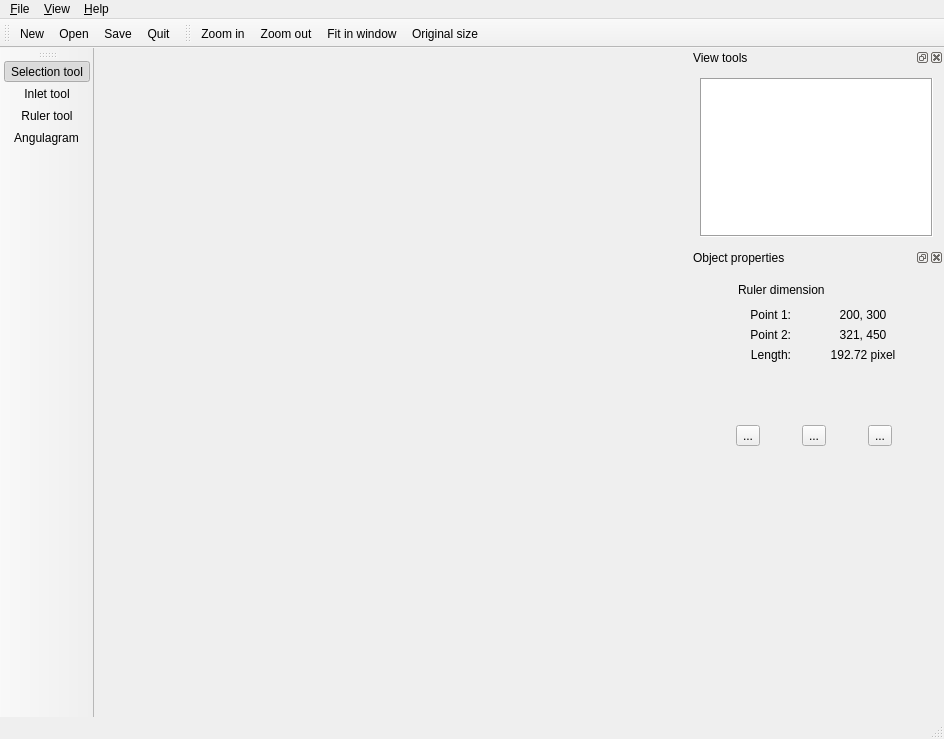
Above: topino/ui/mainwindow.ui from XXY1227/topino before the change. Below: the same form after it.
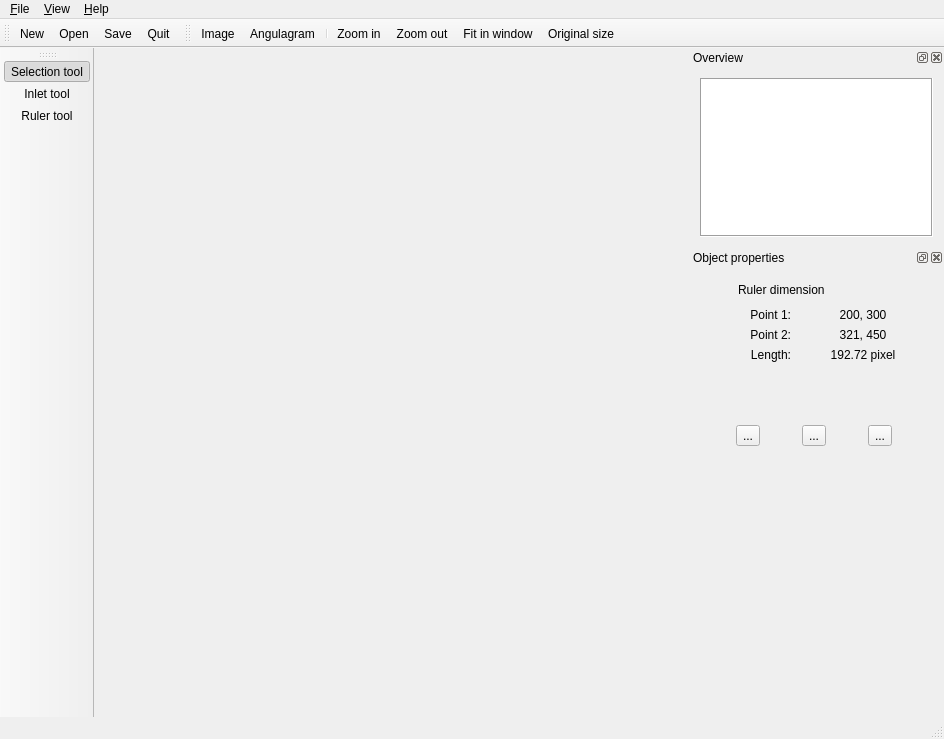
That is the form after the change. Icons and pictures are not drawn.

Patch:
```diff
--- a/topino/ui/mainwindow.ui
+++ b/topino/ui/mainwindow.ui
@@ -101,7 +101,6 @@
    <addaction name="action_selection_tool"/>
    <addaction name="action_inlet_tool"/>
    <addaction name="action_ruler_tool"/>
-   <addaction name="action_angulagram"/>
   </widget>
   <widget class="QToolBar" name="zoomBar">
    <property name="windowTitle">
@@ -113,6 +112,9 @@
    <attribute name="toolBarBreak">
     <bool>false</bool>
    </attribute>
+   <addaction name="action_inputimage"/>
+   <addaction name="action_angulagram"/>
+   <addaction name="separator"/>
    <addaction name="action_zoom_in"/>
    <addaction name="action_zoom_out"/>
    <addaction name="action_zoom_fit_in_window"/>
@@ -147,7 +149,7 @@
     <set>Qt::LeftDockWidgetArea|Qt::RightDockWidgetArea</set>
    </property>
    <property name="windowTitle">
-    <string>View tools</string>
+    <string>Overview</string>
    </property>
    <attribute name="dockWidgetArea">
     <number>2</number>
@@ -979,6 +981,18 @@
     <string>Show and edit the angulagram</string>
    </property>
   </action>
+  <action name="action_inputimage">
+   <property name="icon">
+    <iconset resource="../topino.qrc">
+     <normaloff>:/ui/toolicons/image.png</normaloff>:/ui/toolicons/image.png</iconset>
+   </property>
+   <property name="text">
+    <string>&amp;Image</string>
+   </property>
+   <property name="toolTip">
+    <string>Show and edit input image</string>
+   </property>
+  </action>
   <actiongroup name="action_group_tools">
    <action name="action_selection_tool">
     <property name="checkable">
```
Left out of the diff: 17 changed lines with no effect on the pictures.
